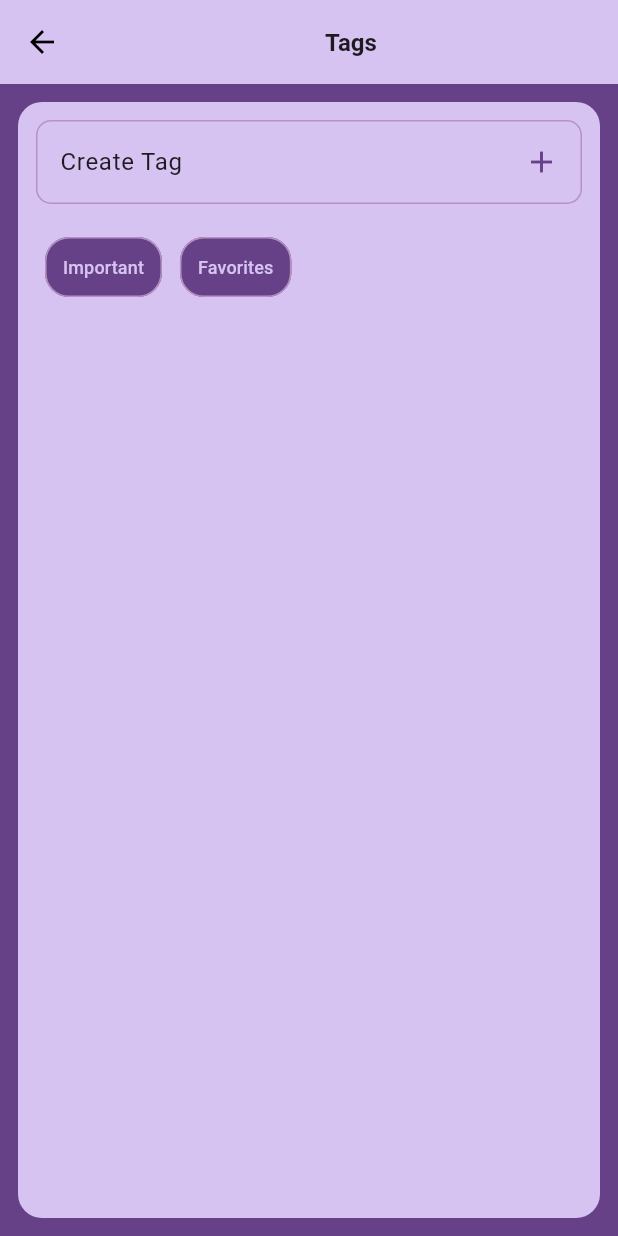
After one commit to prnv-math/flutterpad, a Flutter app: the TagScreen screen opened directly, on a phone screen of 412 x 824 dp. The commit adds this screen. Run offline on Flutter 3.47's test engine with Material 3 defaults, Android fonts, the phone set to English and light mode, and no system bars; accounts and stored records are empty.

Commit message:
finish tags page

```diff
--- /dev/null
+++ b/lib/UI/tags.dart
@@ -0,0 +1,353 @@
+import 'package:flutter/material.dart';
+import 'package:flutterpad/UI/home.dart';
+import 'package:flutterpad/models/tag.dart';
+import 'package:flutterpad/services/userdataprovider.dart';
+import 'package:flutterpad/utils/dictionary.dart';
+import 'package:provider/provider.dart';
+
+class TagScreen extends StatefulWidget {
+  const TagScreen({super.key});
+
+  @override
+  State<TagScreen> createState() => _TagScreenState();
+}
+
+class _TagScreenState extends State<TagScreen> {
+  late final TextEditingController _tagNameEditController;
+  late final TextEditingController _tagCreateController;
+  Tag? editingTag;
+
+  @override
+  void initState() {
+    _tagNameEditController = TextEditingController();
+    _tagCreateController = TextEditingController();
+
+    super.initState();
+  }
+
+  @override
+  Widget build(BuildContext context) {
+    final userData = Provider.of<UserDataProvider>(context).userData;
+    return SafeArea(
+        child: Scaffold(
+      appBar: AppBar(
+          backgroundColor: ColorDict.noteCardColor,
+          title: const Center(
+            child: Text("Tags",
+                style: TextStyle(
+                    color: Colors.black87,
+                    fontWeight: FontWeight.w600,
+                    fontSize: 16)),
+          ),
+          actions: const [
+            // IconButton(onPressed: () {}, icon: const Icon(Icons.delete)),
+            // const SizedBox(
+            //   width: 6,
+            // ),
+            // IconButton(onPressed: () {}, icon: const Icon(Icons.close)),
+            // const SizedBox(
+            //   width: 4,
+            // )
+
+            // Expanded(
+            //   child: SizedBox(
+            //     // width: double.maxFinite,
+            //     child: Center(
+            //       child: Text("Tags",
+            //           style: TextStyle(
+            //               color: Colors.black87,
+            //               fontWeight: FontWeight.w600,
+            //               fontSize: 16)),
+            //     ),
+            //   ),
+            // )
+          ],
+          leading: IconButton(
+            onPressed: () {
+              Navigator.push(context, MaterialPageRoute(
+                builder: (context) {
+                  return Home();
+                },
+              ));
+            },
+            icon: const Icon(Icons.arrow_back),
+          )),
+      backgroundColor: ColorDict.bgColor,
+      body: Container(
+        // constraints: BoxConstraints(minHeight: 120),
+        // height: double.infinity,
+        margin: const EdgeInsets.all(12),
+        padding: const EdgeInsets.all(12),
+        decoration: BoxDecoration(
+            borderRadius: BorderRadius.circular(16),
+            color: ColorDict.noteCardColor),
+        child: Column(
+          crossAxisAlignment: CrossAxisAlignment.start,
+          children: [
+            TextField(
+              textCapitalization: TextCapitalization.words,
+              controller: _tagCreateController,
+              style: const TextStyle(
+                fontFamily: 'monospace',
+              ),
+              decoration: InputDecoration(
+                suffixIcon: editingTag != null
+                    ? Padding(
+                        padding: const EdgeInsets.only(right: 6.0),
+                        child: IconButton(
+                          icon: const Icon(Icons.save),
+                          onPressed: () {},
+                          color: ColorDict.bgColor,
+                        ),
+                      )
+                    : Padding(
+                        padding: const EdgeInsets.only(right: 6.0),
+                        child: Material(
+                          color: Colors.transparent,
+                          child: InkWell(
+                              splashColor: ColorDict.noteCardborder,
+                              borderRadius: BorderRadius.circular(12),
+                              onTap: () {
+                                // print("hi");
+                              },
+                              child: const Icon(
+                                Icons.add,
+                                color: ColorDict.bgColor,
+                              )),
+                        ),
+                      ),
+                label: Text(
+                  editingTag != null
+                      ? "Edit \"${editingTag!.name}\""
+                      : "Create Tag",
+                  style: const TextStyle(
+                      //
+                      // fontWeight: FontWeight.w500,
+                      color: Colors.black87
+                      //
+                      ),
+                ),
+                border: OutlineInputBorder(
+                  borderSide: const BorderSide(color: ColorDict.noteCardborder),
+                  borderRadius: BorderRadius.circular(10),
+                ),
+                // focusColor: ColorDict.noteCardborder,
+                focusedBorder: OutlineInputBorder(
+                  borderSide: const BorderSide(color: ColorDict.noteCardborder),
+                  borderRadius: BorderRadius.circular(10),
+                ),
+                enabledBorder: OutlineInputBorder(
+                  borderSide: const BorderSide(color: ColorDict.noteCardborder),
+                  borderRadius: BorderRadius.circular(10),
+                ),
+              ),
+              onChanged: (_) {},
+            ),
+
+            // const SizedBox(
+            //   height: 12,
+            // ),
+            // Row(
+            //   children: [
+            //     Expanded(
+            //       child: TextField(
+            //         enabled: editingTag != null,
+            //         textCapitalization: TextCapitalization.words,
+            //         controller: _tagNameEditController,
+            //         style: const TextStyle(
+            //           fontFamily: 'monospace',
+            //         ),
+            //         decoration: InputDecoration(
+            //           suffixIcon: Padding(
+            //             padding: const EdgeInsets.only(right: 6.0),
+            //             child: IconButton(
+            //               icon: const Icon(Icons.save),
+            //               color: editingTag == null
+            //                   ? Colors.black54
+            //                   : ColorDict.bgColor,
+            //               onPressed: () {},
+            //             ),
+            //           ),
+            //           label: Text(
+            //             editingTag == null
+            //                 ? "Edit below Tags"
+            //                 : "Edit \"${editingTag!.name}\"",
+            //             style: TextStyle(
+            //                 //
+            //                 // fontWeight: FontWeight.w500,
+            //                 color: Colors.black87
+            //                 //
+            //                 ),
+            //           ),
+            //           border: OutlineInputBorder(
+            //             borderSide:
+            //                 const BorderSide(color: ColorDict.noteCardborder),
+            //             borderRadius: BorderRadius.circular(10),
+            //           ),
+            //           // focusColor: ColorDict.noteCardborder,
+            //           focusedBorder: OutlineInputBorder(
+            //             borderSide:
+            //                 const BorderSide(color: ColorDict.noteCardborder),
+            //             borderRadius: BorderRadius.circular(10),
+            //           ),
+            //           enabledBorder: OutlineInputBorder(
+            //             borderSide:
+            //                 const BorderSide(color: ColorDict.noteCardborder),
+            //             borderRadius: BorderRadius.circular(10),
+            //           ),
+            //         ),
+            //         onChanged: (_) {},
+            //       ),
+            //     ),
+            //     const SizedBox(
+            //       width: 6,
+            //     ),
+            //     IconButton(
+            //         onPressed: editingTag == null ? null : () {},
+            //         icon: Icon(
+            //           Icons.delete,
+            //           color: editingTag == null
+            //               ? Colors.black54
+            //               : ColorDict.bgColor,
+            //         )),
+            //     // const SizedBox(
+            //     //   width: 6,
+            //     // ),
+            //     // IconButton(
+            //     //     onPressed: editingTag == null ? null : () {},
+            //     //     icon: Icon(
+            //     //       Icons.close,
+            //     //       color: editingTag == null
+            //     //           ? Colors.black54
+            //     //           : ColorDict.bgColor,
+            //     //     ))
+            //   ],
+            // ),
+            const SizedBox(
+              height: 12,
+            ),
+            // Row(
+            //   children: [
+            //     ElevatedButton(
+            //         onPressed: () {},
+            //         child: const Text(
+            //           "Search",
+            //           style: TextStyle(color: ColorDict.bgColor),
+            //         )),
+            //     const SizedBox(
+            //       width: 12,
+            //     ),
+            //     ElevatedButton(
+            //         // style: ButtonStyle(
+            //         //     backgroundColor: MaterialStatePropertyAll(
+            //         //         Colors.white.withOpacity(0.985))),
+            //         onPressed: () {},
+            //         child: const Text(
+            //           "Create",
+            //           style: TextStyle(color: ColorDict.bgColor),
+            //         )),
+            //   ],
+            // )
+
+            Wrap(
+              alignment: WrapAlignment.start,
+              crossAxisAlignment: WrapCrossAlignment.center,
+              runSpacing: 8,
+              // spacing: 4,
+              children: () {
+                final List<Widget> tagBtns = [];
+                if (userData != null) {
+                  final tags = userData.tags;
+                  for (var tag in tags) {
+                    tagBtns.add(Container(
+                      padding: const EdgeInsets.all(6),
+                      decoration: BoxDecoration(
+                        borderRadius: BorderRadius.circular(20),
+                        color: editingTag == tag
+                            ? ColorDict.bgColor.withOpacity(0.7)
+                            : Colors.transparent,
+                      ),
+                      child: TextButton(
+                          onPressed: () {
+                            if (editingTag == tag) {
+                              setState(() {
+                                editingTag = null;
+                              });
+                            } else {
+                              setState(() {
+                                editingTag = tag;
+                              });
+                            }
+                          },
+                          style: ElevatedButton.styleFrom(
+                              minimumSize: const Size(12, 40),
+                              backgroundColor: ColorDict.bgColor,
+                              shape: RoundedRectangleBorder(
+                                  side: const BorderSide(
+                                      color: ColorDict.noteCardborder),
+                                  borderRadius: BorderRadius.circular(16))),
+                          child: Text(
+                            tag.name,
+                            style: const TextStyle(
+                                color: ColorDict.noteCardColor, fontSize: 12),
+                          )),
+                    ));
+                  }
+                  return tagBtns;
+                  // return [Text("data")];
+                } else {
+                  return [const CircularProgressIndicator()];
+                }
+              }(),
+            ),
+            Expanded(
+                child: SizedBox(
+              width: 1,
+            )),
+            Visibility(
+              visible: editingTag != null,
+              child: Row(
+                mainAxisAlignment: MainAxisAlignment.end,
+                children: [
+                  IconButton(
+                    icon: const Icon(Icons.delete),
+                    onPressed: () {
+                      setState(() {
+                        editingTag = null;
+                      });
+                    },
+                    color: ColorDict.bgColor,
+                  ),
+                  SizedBox(
+                    width: 6,
+                  ),
+                  // IconButton(
+                  //   icon: const Icon(Icons.edit_note),
+                  //   onPressed: () {
+                  //     setState(() {
+                  //       editingTag = null;
+                  //     });
+                  //   },
+                  //   color: ColorDict.bgColor,
+                  // ),
+                  // SizedBox(
+                  //   width: 6,
+                  // ),
+                  IconButton(
+                    icon: const Icon(Icons.close),
+                    onPressed: () {
+                      setState(() {
+                        editingTag = null;
+                      });
+                    },
+                    color: ColorDict.bgColor,
+                  ),
+                ],
+              ),
+            ),
+          ],
+        ),
+      ),
+    ));
+  }
+}
--- a/lib/services/storageservice.dart
+++ b/lib/services/storageservice.dart
@@ -7,17 +7,18 @@ abstract class StorageService {
     () {
       final n = Note(id: 01, title: "Guidelines");
       n.addTag(Tag(id: 01, name: "Important"));
-      n.addTag(Tag(id: 01, name: "Favorite"));
+      n.addTag(Tag(id: 02, name: "Favorites"));
 
       return n;
     }(),
     () {
-      final n = Note(id: 01, title: "Tips");
+      final n = Note(id: 02, title: "Tips");
       // n.addTag(Tag(id: 01, name: "Important"));
       return n;
     }()
   ], tags: [
-    Tag(id: 01, name: "Important")
+    Tag(id: 01, name: "Important"),
+    Tag(id: 02, name: "Favorites")
   ]);
   static Future<UserData> getUserData() async {
     return _userData;
```
Also changed, not shown: lib/UI/editor.dart (+7 -37 lines), lib/UI/home.dart (+97 -15 lines), lib/main.dart (+6 -2 lines).
